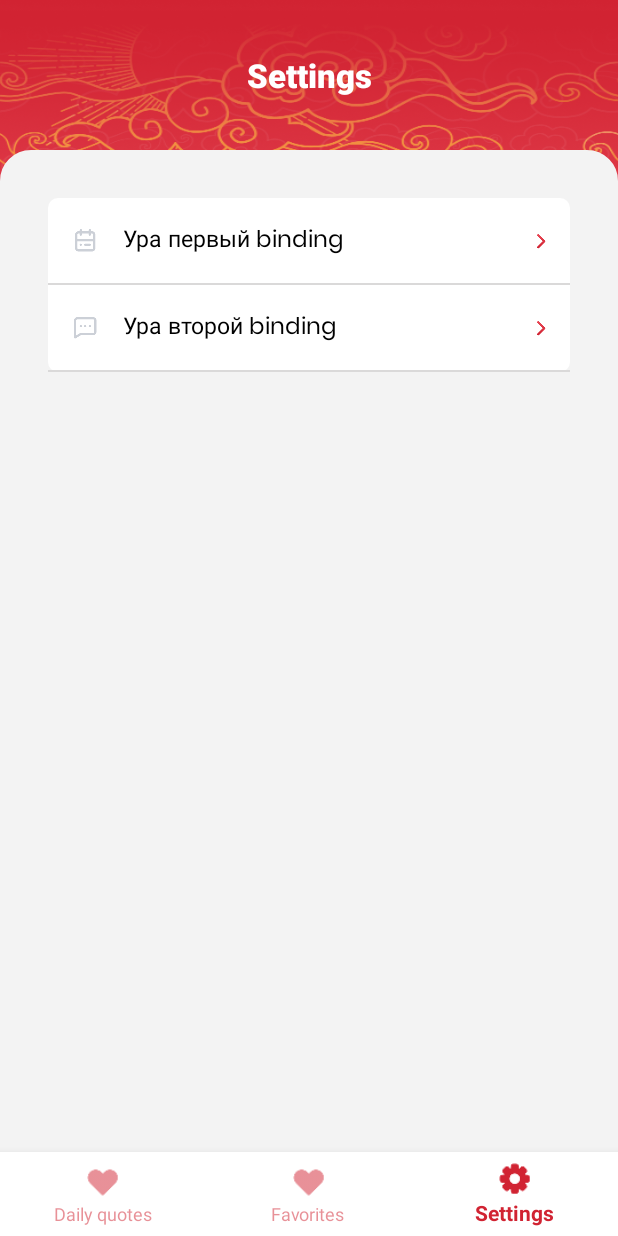
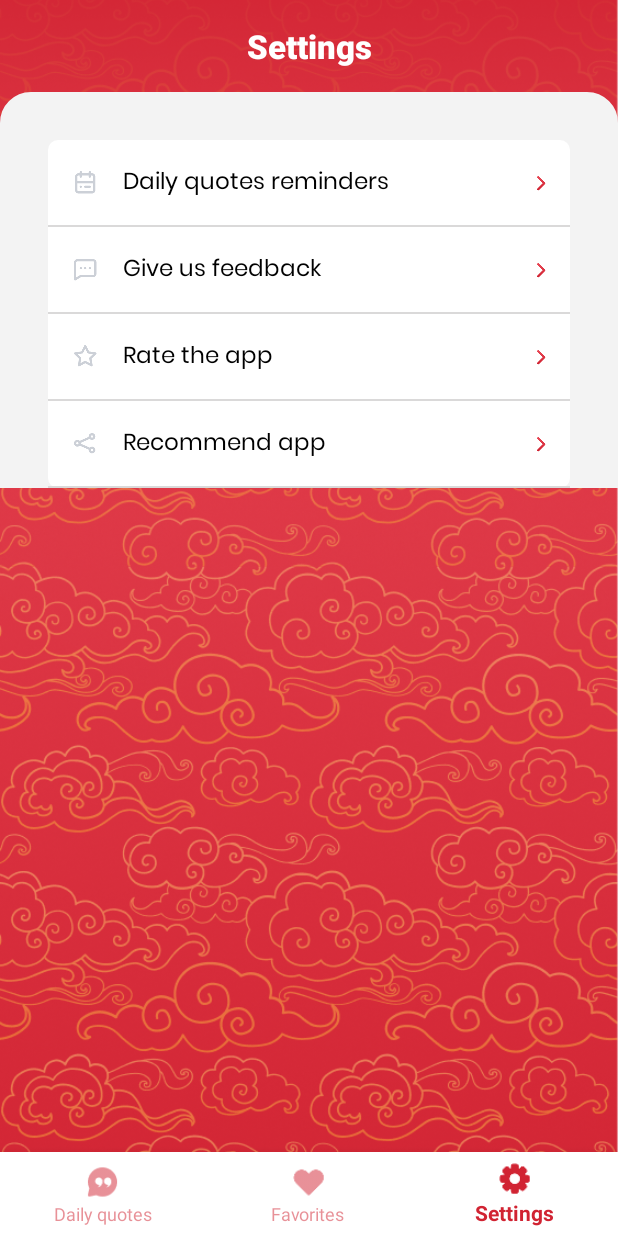
Before and after one commit to korenIvan1992/budda_palace, an Android app: the SettingsFragments screen opened through its navigation route, on a phone screen of 412 x 824 dp. Run offline under Robolectric (Android 15) with nearby library versions, the phone set to English and light mode, and no system bars; our stand-ins replace data binding, navigation-ui.

Commit message:
[Change background]

```diff
--- a/app/src/main/java/com/android/buddapalace/ui/settings/SettingsFragments.kt
+++ b/app/src/main/java/com/android/buddapalace/ui/settings/SettingsFragments.kt
@@ -28,15 +28,22 @@ class SettingsFragments : Fragment(R.layout.settings_fragment) {
         )
 
         binding.one =
-            Setting(
-                "Ура первый binding",
+            Setting("Daily quotes reminders",
                 requireActivity().getDrawable(R.drawable.calendar)!!
             )
 
         binding.two =
-            Setting(
-                "Ура второй binding",
+            Setting("Give us feedback",
                 requireActivity().getDrawable(R.drawable.message)!!
+            )
+
+        binding.three =
+            Setting("Rate the app",
+                requireActivity().getDrawable(R.drawable.star_outline_1)!!
+            )
+        binding.four =
+            Setting("Recommend app",
+                requireActivity().getDrawable(R.drawable.share)!!
             )
 
         return binding.root
--- a/app/src/main/res/layout/activity_main.xml
+++ b/app/src/main/res/layout/activity_main.xml
@@ -1,5 +1,6 @@
 <?xml version="1.0" encoding="utf-8"?>
-<androidx.constraintlayout.widget.ConstraintLayout xmlns:android="http://schemas.android.com/apk/res/android"
+<androidx.coordinatorlayout.widget.CoordinatorLayout
+    xmlns:android="http://schemas.android.com/apk/res/android"
     xmlns:app="http://schemas.android.com/apk/res-auto"
     xmlns:tools="http://schemas.android.com/tools"
     android:id="@+id/container"
@@ -7,12 +8,17 @@
     android:layout_height="match_parent"
    >
 
+    <ImageView
+        android:scaleType="centerCrop"
+        android:src="@drawable/bg_big"
+        android:layout_width="match_parent"
+        android:layout_height="match_parent"/>
+
     <com.google.android.material.bottomnavigation.BottomNavigationView
         android:id="@+id/nav_view"
-        android:layout_width="0dp"
+        android:layout_width="wrap_content"
         android:layout_height="wrap_content"
-        android:layout_marginStart="0dp"
-        android:layout_marginEnd="0dp"
+        android:layout_gravity="bottom"
         app:itemBackground="@color/white"
         app:itemIconTint="@color/bnv_tab_item_foreground"
         app:itemTextColor="@color/bnv_tab_item_foreground"
@@ -25,12 +31,13 @@
         android:id="@+id/nav_host_fragment"
         android:name="androidx.navigation.fragment.NavHostFragment"
         android:layout_width="match_parent"
-        android:layout_height="0dp"
+        android:layout_height="match_parent"
         app:defaultNavHost="true"
+        android:layout_marginBottom="56dp"
         app:layout_constraintBottom_toTopOf="@+id/nav_view"
         app:layout_constraintLeft_toLeftOf="parent"
         app:layout_constraintRight_toRightOf="parent"
         app:layout_constraintTop_toTopOf="parent"
         app:navGraph="@navigation/header_navigation" />
 
-</androidx.constraintlayout.widget.ConstraintLayout>
+</androidx.coordinatorlayout.widget.CoordinatorLayout>
--- a/app/src/main/res/layout/favorites_fragment.xml
+++ b/app/src/main/res/layout/favorites_fragment.xml
@@ -5,8 +5,6 @@
     xmlns:tools="http://schemas.android.com/tools"
     android:layout_width="match_parent"
     android:layout_height="match_parent">
-
-
 
     <TextView
         android:id="@+id/textView"
--- a/app/src/main/res/layout/quotes_fragment.xml
+++ b/app/src/main/res/layout/quotes_fragment.xml
@@ -5,16 +5,6 @@
     xmlns:tools="http://schemas.android.com/tools"
     android:layout_width="match_parent"
     android:layout_height="match_parent">
-
-
-    <View
-        android:id="@+id/view"
-        android:layout_width="wrap_content"
-        android:layout_height="200dp"
-        android:background="@drawable/bg"
-        app:layout_constraintEnd_toEndOf="parent"
-        app:layout_constraintStart_toStartOf="parent"
-        app:layout_constraintTop_toTopOf="parent" />
 
     <TextView
         android:textSize="22sp"
--- a/app/src/main/res/layout/settings_fragment.xml
+++ b/app/src/main/res/layout/settings_fragment.xml
@@ -11,30 +11,29 @@
         <variable
             name="two"
             type="com.android.buddapalace.data.Setting" />
+
+        <variable
+            name="three"
+            type="com.android.buddapalace.data.Setting" />
+
+        <variable
+            name="four"
+            type="com.android.buddapalace.data.Setting" />
     </data>
 
     <androidx.constraintlayout.widget.ConstraintLayout
         android:layout_width="match_parent"
         android:layout_height="match_parent">
 
-        <View
-            android:id="@+id/view"
-            android:layout_width="wrap_content"
-            android:layout_height="200dp"
-            android:background="@drawable/bg"
-            app:layout_constraintEnd_toEndOf="parent"
-            app:layout_constraintStart_toStartOf="parent"
-            app:layout_constraintTop_toTopOf="parent" />
-
         <TextView
             android:id="@+id/textView"
             android:layout_width="wrap_content"
             android:layout_height="wrap_content"
+            android:layout_marginTop="16dp"
             android:fontFamily="sans-serif-black"
             android:text="@string/settings"
             android:textColor="@color/white"
             android:textSize="22sp"
-            app:layout_constraintBottom_toTopOf="@+id/constraintLayout"
             app:layout_constraintEnd_toEndOf="parent"
             app:layout_constraintStart_toStartOf="parent"
             app:layout_constraintTop_toTopOf="parent" />
@@ -42,10 +41,10 @@
         <androidx.constraintlayout.widget.ConstraintLayout
             android:id="@+id/constraintLayout"
             android:layout_width="match_parent"
-            android:layout_height="match_parent"
-            android:layout_marginTop="100dp"
+            android:layout_height="0dp"
+            android:layout_marginTop="16dp"
             android:background="@drawable/radius_top_20"
-            app:layout_constraintTop_toTopOf="parent">
+            app:layout_constraintTop_toBottomOf="@+id/textView">
 
             <LinearLayout
                 android:layout_width="match_parent"
@@ -59,11 +58,25 @@
                 app:layout_constraintStart_toStartOf="parent"
                 app:layout_constraintTop_toTopOf="parent">
 
-                <include layout="@layout/settings_item"
+                <include
+                    android:id="@+id/daily_qu_reminders"
+                    layout="@layout/settings_item"
                     bind:setting="@{one}" />
 
-                <include layout="@layout/settings_item"
+                <include
+                    android:id="@+id/give_us_feedback"
+                    layout="@layout/settings_item"
                     bind:setting="@{two}" />
+
+                <include
+                    android:id="@+id/rate_app"
+                    layout="@layout/settings_item"
+                    bind:setting="@{three}" />
+
+                <include
+                    android:id="@+id/recommend_app"
+                    layout="@layout/settings_item"
+                    bind:setting="@{four}" />
 
             </LinearLayout>
 
--- a/app/src/main/res/menu/bottom_nav_menu.xml
+++ b/app/src/main/res/menu/bottom_nav_menu.xml
@@ -3,7 +3,7 @@
 
     <item
         android:id="@+id/quotes"
-        android:icon="@drawable/favorites"
+        android:icon="@drawable/quotes"
         android:title="@string/daily_quotes" />
 
     <item
```
Also changed, not shown: app/src/main/res/drawable-hdpi/bg_big.png (added), app/src/main/res/drawable-hdpi/quotes.png, app/src/main/res/drawable-mdpi/bg_big.png (added), app/src/main/res/drawable-mdpi/quotes.png, app/src/main/res/drawable-xhdpi/bg_big.png (added), app/src/main/res/drawable-xhdpi/quotes.png, app/src/main/res/drawable-xxhdpi/quotes.png, app/src/main/res/drawable-xxxhdpi/quotes.png, 2 other files.
